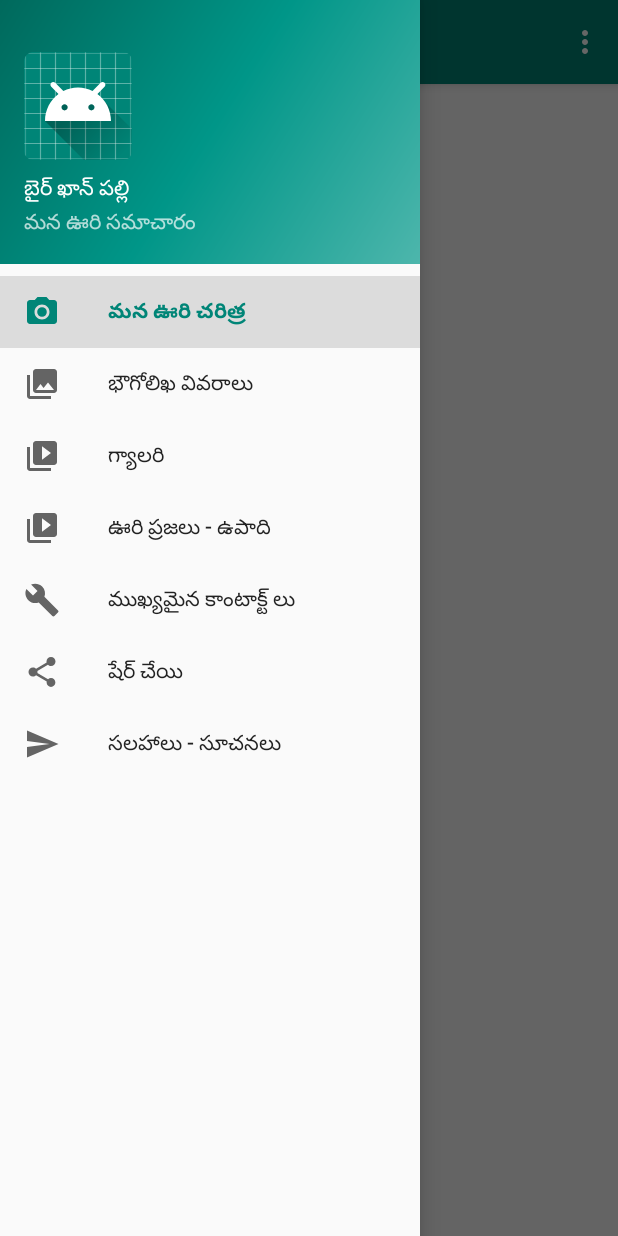
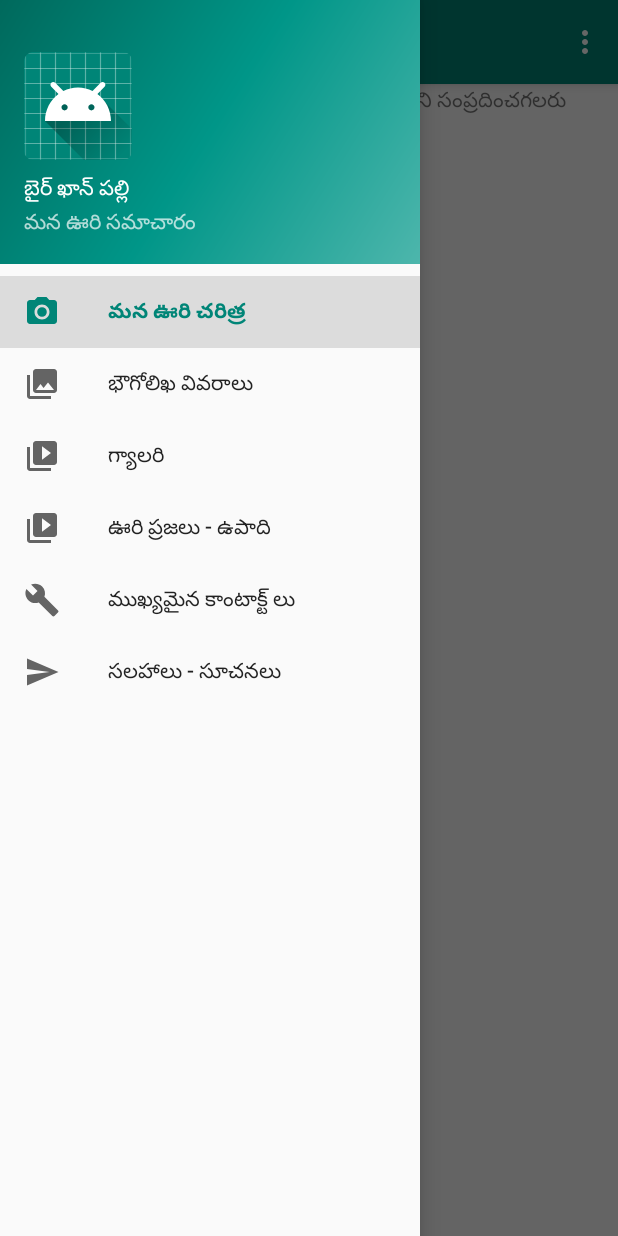
Before and after one commit to gvsharma/BairkhanpallyApp, an Android app: the fragment SuggestionsFragment placed in its activity, with the side drawer open, on a phone screen of 412 x 824 dp. Run offline under Robolectric (Android 15) with nearby library versions, the phone set to English and light mode, and no system bars.

Commit message:
bkp pic added. updated suggestions screen.

```diff
--- a/app/src/main/res/layout/fragment_gallery.xml
+++ b/app/src/main/res/layout/fragment_gallery.xml
@@ -17,7 +17,7 @@
             android:layout_centerHorizontal="true"
             android:layout_marginBottom="80dp"
             android:scaleType="centerCrop"
-            android:src="@drawable/gorilla"
+            android:src="@drawable/bkp_pic"
             android:transitionName="@string/simple_fragment_transition"
             tools:ignore="UnusedAttribute" />
 
--- a/app/src/main/res/layout/fragment_gallery_detail_photo.xml
+++ b/app/src/main/res/layout/fragment_gallery_detail_photo.xml
@@ -11,7 +11,7 @@
         android:layout_width="match_parent"
         android:layout_height="250dp"
         android:scaleType="centerCrop"
-        android:src="@drawable/gorilla"
+        android:src="@drawable/bkp_pic"
         android:transitionName="@string/simple_fragment_transition"
         tools:ignore="UnusedAttribute" />
 
--- a/app/src/main/res/layout/fragment_suggestions.xml
+++ b/app/src/main/res/layout/fragment_suggestions.xml
@@ -9,6 +9,6 @@
     <TextView
             android:layout_width="match_parent"
             android:layout_height="match_parent"
-            android:text="@string/hello_blank_fragment"/>
+            android:text="@string/adming"/>
 
 </FrameLayout>
--- a/app/src/main/res/menu/activity_menu_drawer.xml
+++ b/app/src/main/res/menu/activity_menu_drawer.xml
@@ -26,10 +26,10 @@
                 android:title="@string/menu_item5"/>
 
 
-            <item
-                    android:id="@+id/nav_share"
-                    android:icon="@drawable/ic_menu_share"
-                    android:title="@string/menu_share"/>
+            <!--<item-->
+                    <!--android:id="@+id/nav_share"-->
+                    <!--android:icon="@drawable/ic_menu_share"-->
+                    <!--android:title="@string/menu_share"/>-->
             <item
                     android:id="@+id/nav_send"
                     android:icon="@drawable/ic_menu_send"
--- a/app/src/main/res/values/strings.xml
+++ b/app/src/main/res/values/strings.xml
@@ -73,4 +73,7 @@
     <string name="menu_share">షేర్ చేయి</string>
     <string name="menu_item7">సలహాలు - సూచనలు</string>
 
+    <string name="adming">మీ సలహాలు , సూచనలు ఏమైనా ఉంటే ఈ కింద వారిని సంప్రదించగలరు
+        అడ్మిన్, భైర్ ఖాన్ పల్లి యాప్</string>
+
 </resources>
```
